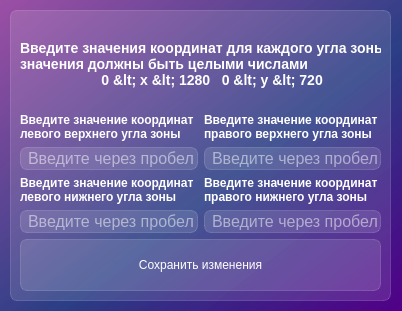
Above: change_zone.ui from MonkeOSDungeon/DesktopApp before the change. Below: the same form after it.
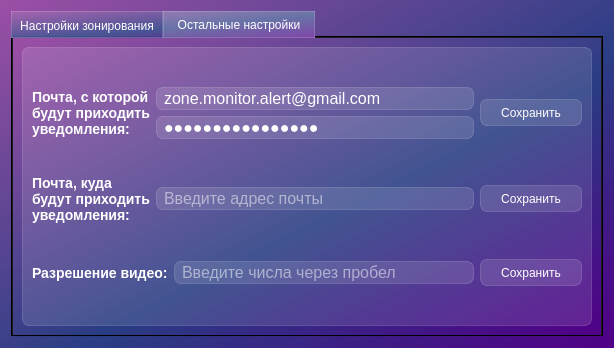
That is the form after the change.

Commit message: edited ui part of app, started work on sending a message to email

Patch:
```diff
--- a/change_zone.ui
+++ b/change_zone.ui
@@ -6,8 +6,8 @@
    <rect>
     <x>0</x>
     <y>0</y>
-    <width>402</width>
-    <height>311</height>
+    <width>614</width>
+    <height>348</height>
    </rect>
   </property>
   <property name="windowTitle">
@@ -16,15 +16,39 @@
   <property name="styleSheet">
    <string notr="true">background-color: qlineargradient(spread:pad, x1:1, y1:1, x2:0, y2:0, stop:0 rgba(81, 0, 135, 255), stop:0.427447 rgba(41, 61, 132, 235), stop:1 rgba(155, 79, 165, 255));</string>
   </property>
+  <layout class="QGridLayout" name="gridLayout_3">
+   <item row="0" column="0">
+    <widget class="QTabWidget" name="tabWidget">
+     <property name="mouseTracking">
+      <bool>true</bool>
+     </property>
+     <property name="styleSheet">
+      <string notr="true">QTabWidget::pane {
+  background-color: rgda(0, 0, 0, 0);
+} 
+
+QTabBar::tab {
+  color: white;
+  background-color: rgba(255, 255, 255, 30);
+  border: 1px solid rgba(255, 255, 255, 40);
+  width: 150px;
+  height: 25px;
+} 
+
+QTabBar::tab:selected { 
+	background-color: rgba(255, 255, 255, 70);
+}</string>
+     </property>
+     <property name="currentIndex">
+      <number>1</number>
+     </property>
+     <widget class="QWidget" name="zone_tab">
+      <attribute name="title">
+       <string>Настройки зонирования</string>
+      </attribute>
+      <layout class="QGridLayout" name="gridLayout_2">
+       <item row="0" column="0">
   <widget class="QFrame" name="frame">
-   <property name="geometry">
-    <rect>
-     <x>10</x>
-     <y>10</y>
-     <width>381</width>
-     <height>291</height>
-    </rect>
-   </property>
    <property name="styleSheet">
     <string notr="true">background-color: rgba(255, 255, 255, 30);
 border: 1px solid rgba(255, 255, 255, 40);
@@ -55,6 +79,15 @@
 значения должны быть целыми числами 
                      0 &lt; x &lt; 1280   0 &lt; y &lt; 720 </string>
           </property>
+                <property name="textFormat">
+                 <enum>Qt::AutoText</enum>
+                </property>
+                <property name="scaledContents">
+                 <bool>false</bool>
+                </property>
+                <property name="alignment">
+                 <set>Qt::AlignCenter</set>
+                </property>
          </widget>
         </item>
         <item>
@@ -210,6 +243,230 @@
     </item>
    </layout>
   </widget>
+       </item>
+      </layout>
+     </widget>
+     <widget class="QWidget" name="oth_settings_tab">
+      <attribute name="title">
+       <string>Остальные настройки</string>
+      </attribute>
+      <layout class="QGridLayout" name="gridLayout_4">
+       <item row="0" column="0">
+        <widget class="QFrame" name="frame_2">
+         <property name="styleSheet">
+          <string notr="true">background-color: rgba(255, 255, 255, 30);
+border: 1px solid rgba(255, 255, 255, 40);
+border-radius: 7px</string>
+         </property>
+         <property name="frameShape">
+          <enum>QFrame::StyledPanel</enum>
+         </property>
+         <property name="frameShadow">
+          <enum>QFrame::Raised</enum>
+         </property>
+         <layout class="QGridLayout" name="gridLayout_5">
+          <item row="0" column="0">
+           <layout class="QHBoxLayout" name="horizontalLayout_3">
+            <item>
+             <widget class="QLabel" name="lbl_sender">
+              <property name="styleSheet">
+               <string notr="true">font-size: 14px;
+font-weight: bold;
+color: white;
+background-color: none;
+border: none</string>
+              </property>
+              <property name="text">
+               <string>Почта, с которой
+будут приходить
+уведомления:</string>
+              </property>
+             </widget>
+            </item>
+            <item>
+             <layout class="QVBoxLayout" name="verticalLayout_4">
+              <item>
+               <widget class="QLineEdit" name="le_sender_email">
+                <property name="styleSheet">
+                 <string notr="true">font-size: 16px;
+color: white;
+padding-left: 5px;</string>
+                </property>
+                <property name="text">
+                 <string>zone.monitor.alert@gmail.com</string>
+                </property>
+                <property name="placeholderText">
+                 <string>Введите адрес почты</string>
+                </property>
+               </widget>
+              </item>
+              <item>
+               <widget class="QLineEdit" name="le_sender_pass">
+                <property name="styleSheet">
+                 <string notr="true">font-size: 16px;
+color: white;
+padding-left: 5px;</string>
+                </property>
+                <property name="text">
+                 <string>G7rB!x2#VpQ8^yM0</string>
+                </property>
+                <property name="frame">
+                 <bool>true</bool>
+                </property>
+                <property name="echoMode">
+                 <enum>QLineEdit::Password</enum>
+                </property>
+                <property name="alignment">
+                 <set>Qt::AlignLeading|Qt::AlignLeft|Qt::AlignVCenter</set>
+                </property>
+                <property name="placeholderText">
+                 <string>Введите пароль</string>
+                </property>
+               </widget>
+              </item>
+             </layout>
+            </item>
+            <item>
+             <widget class="QPushButton" name="btn_save_sender">
+              <property name="styleSheet">
+               <string notr="true">QPushButton {
+	color: white;
+	background-color: rgba(255, 255, 255, 30);
+	border: 1px solid rgba(255, 255, 255, 40);
+	border-radius: 7px;
+	width: 100px;
+	height: 25px
+}
+QPushButton:hover {
+	background-color: rgba(255, 255, 255, 40);
+}
+QPushButton:pressed {
+	background-color: rgba(255, 255, 255, 70);
+}</string>
+              </property>
+              <property name="text">
+               <string>Сохранить</string>
+              </property>
+             </widget>
+            </item>
+           </layout>
+          </item>
+          <item row="1" column="0">
+           <layout class="QHBoxLayout" name="horizontalLayout">
+            <item>
+             <widget class="QLabel" name="lbl_reciever">
+              <property name="styleSheet">
+               <string notr="true">font-size: 14px;
+font-weight: bold;
+color: white;
+background-color: none;
+border: none</string>
+              </property>
+              <property name="text">
+               <string>Почта, куда
+будут приходить
+уведомления:</string>
+              </property>
+             </widget>
+            </item>
+            <item>
+             <widget class="QLineEdit" name="le_email_reciever">
+              <property name="styleSheet">
+               <string notr="true">font-size: 16px;
+color: white;
+padding-left: 5px;</string>
+              </property>
+              <property name="placeholderText">
+               <string>Введите адрес почты</string>
+              </property>
+             </widget>
+            </item>
+            <item>
+             <widget class="QPushButton" name="btn_save_reciever">
+              <property name="styleSheet">
+               <string notr="true">QPushButton {
+	color: white;
+	background-color: rgba(255, 255, 255, 30);
+	border: 1px solid rgba(255, 255, 255, 40);
+	border-radius: 7px;
+	width: 100px;
+	height: 25px
+}
+QPushButton:hover {
+	background-color: rgba(255, 255, 255, 40);
+}
+QPushButton:pressed {
+	background-color: rgba(255, 255, 255, 70);
+}</string>
+              </property>
+              <property name="text">
+               <string>Сохранить</string>
+              </property>
+             </widget>
+            </item>
+           </layout>
+          </item>
+          <item row="2" column="0">
+           <layout class="QHBoxLayout" name="horizontalLayout_2">
+            <item>
+             <widget class="QLabel" name="lbl_resolution">
+              <property name="styleSheet">
+               <string notr="true">font-size: 14px;
+font-weight: bold;
+color: white;
+background-color: none;
+border: none</string>
+              </property>
+              <property name="text">
+               <string>Разрешение видео:</string>
+              </property>
+             </widget>
+            </item>
+            <item>
+             <widget class="QLineEdit" name="le_resolution">
+              <property name="styleSheet">
+               <string notr="true">font-size: 16px;
+color: white;
+padding-left: 5px;</string>
+              </property>
+              <property name="placeholderText">
+               <string>Введите числа через пробел</string>
+              </property>
+             </widget>
+            </item>
+            <item>
+             <widget class="QPushButton" name="btn_save_resolution">
+              <property name="styleSheet">
+               <string notr="true">QPushButton {
+	color: white;
+	background-color: rgba(255, 255, 255, 30);
+	border: 1px solid rgba(255, 255, 255, 40);
+	border-radius: 7px;
+	width: 100px;
+	height: 25px
+}
+QPushButton:hover {
+	background-color: rgba(255, 255, 255, 40);
+}
+QPushButton:pressed {
+	background-color: rgba(255, 255, 255, 70);
+}</string>
+              </property>
+              <property name="text">
+               <string>Сохранить</string>
+              </property>
+             </widget>
+            </item>
+           </layout>
+          </item>
+         </layout>
+        </widget>
+       </item>
+      </layout>
+     </widget>
+    </widget>
+   </item>
+  </layout>
  </widget>
  <resources/>
  <connections/>
```
Lines whose indentation alone changed are shown as unchanged. The commit also changes 9 other files.
